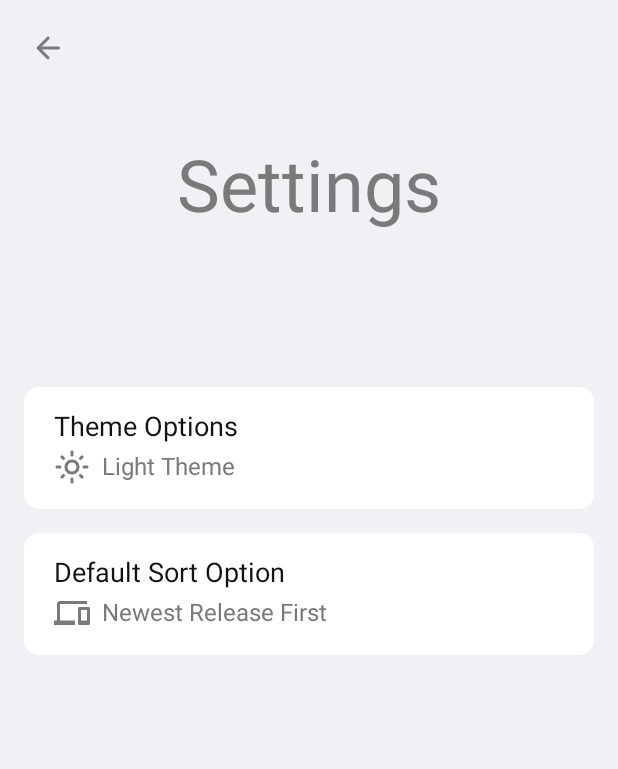
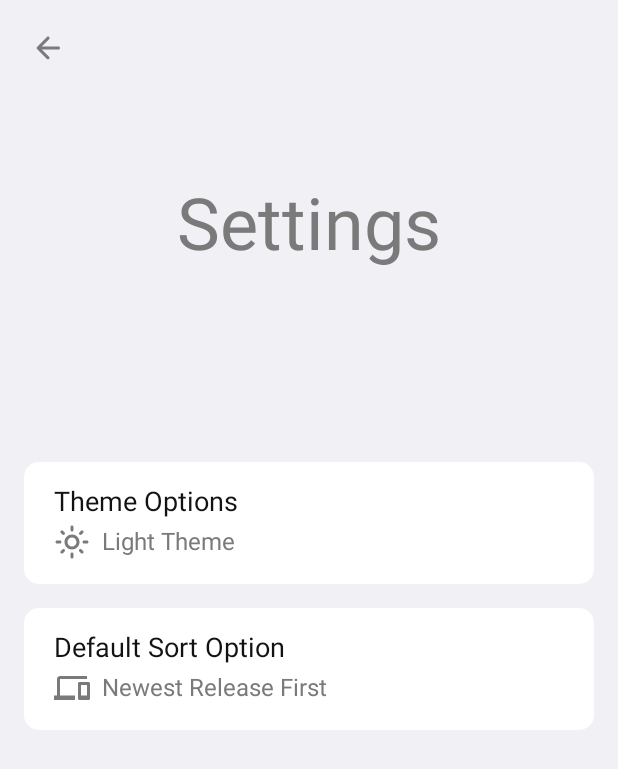
Before and after one commit to ApimorLabs/ThinkRchive, an Android app built with Jetpack Compose: the @Preview function ThinkpadSettingsScreenPrev, on a phone screen of 412 x 824 dp. Shown: the top 769 px of the screen. Run offline under Robolectric (Android 15) with nearby library versions, the phone set to English and light mode, and no system bars; our stand-ins replace accompanist.

Commit message:
add about screen

```diff
--- a/app/src/main/java/work/racka/thinkrchive/ui/components/TopCollapsingToolbar.kt
+++ b/app/src/main/java/work/racka/thinkrchive/ui/components/TopCollapsingToolbar.kt
@@ -13,34 +13,56 @@ import androidx.compose.material.MaterialTheme
 import androidx.compose.material.Text
 import androidx.compose.material.icons.Icons
 import androidx.compose.material.icons.rounded.ArrowBack
-import androidx.compose.runtime.Composable
-import androidx.compose.runtime.LaunchedEffect
-import androidx.compose.runtime.getValue
-import androidx.compose.runtime.remember
+import androidx.compose.runtime.*
 import androidx.compose.ui.Alignment
 import androidx.compose.ui.Modifier
+import androidx.compose.ui.draw.alpha
 import androidx.compose.ui.draw.shadow
+import androidx.compose.ui.graphics.Color
+import androidx.compose.ui.graphics.Shape
 import androidx.compose.ui.graphics.graphicsLayer
 import androidx.compose.ui.res.stringResource
 import androidx.compose.ui.tooling.preview.Preview
+import androidx.compose.ui.unit.Dp
 import androidx.compose.ui.unit.dp
 import com.google.accompanist.insets.statusBarsPadding
 import work.racka.thinkrchive.ui.theme.Dimens
 import work.racka.thinkrchive.ui.theme.ThinkRchiveTheme
 import work.racka.thinkrchive.R
 
+// Collapsing Toolbar that can be used anywhere.
+// It has a back button, default bottom rounded corners
+// & a box scope which holds content centered by default.
 @Composable
 fun TopCollapsingToolbar(
     modifier: Modifier = Modifier,
     toolbarHeading: String,
     onBackButtonPressed: () -> Unit = { },
-    listState: LazyListState
+    listState: LazyListState,
+    contentAlignment: Alignment = Alignment.Center,
+    shape: Shape = RoundedCornerShape(
+        bottomEnd = 20.dp,
+        bottomStart = 20.dp
+    ),
+    backgroundColor: Color = MaterialTheme.colors.surface,
+    toolbarHeight: Dp = 300.dp,
+    content: @Composable BoxScope.() -> Unit
 ) {
     //Scale animation
     val animatedProgress = remember {
         Animatable(initialValue = 0.9f)
     }
-    val scrollDp = 250 - listState.firstVisibleItemScrollOffset
+
+    var offset by remember {
+        mutableStateOf(0)
+    }
+
+    // TODO: Fix Collapsing Toolbar
+    LaunchedEffect(key1 = listState.firstVisibleItemScrollOffset) {
+
+        offset += listState.firstVisibleItemScrollOffset
+    }
+    val scrollDp = 300 - offset
     val animatedCardSize by animateDpAsState(
         targetValue = if (scrollDp <= 100) 100.dp else scrollDp.dp,
         animationSpec = tween(300, easing = LinearOutSlowInEasing)
@@ -78,12 +100,9 @@ fun TopCollapsingToolbar(
                 )
             )
             .background(
-                color = MaterialTheme.colors.surface
+                color = backgroundColor
                     .copy(alpha = animatedTitleAlpha),
-                shape = RoundedCornerShape(
-                    bottomEnd = 20.dp,
-                    bottomStart = 20.dp
-                )
+                shape = shape
             )
     ) {
         Row(
@@ -117,25 +136,11 @@ fun TopCollapsingToolbar(
         Box(
             modifier = Modifier
                 .fillMaxSize()
-                .statusBarsPadding(),
-            contentAlignment = Alignment.Center
-        ) {
-            Text(
-                text = toolbarHeading,
-                color = MaterialTheme.colors.onSurface.copy(
-                    alpha = 1 - animatedTitleAlpha
-                ),
-                style = MaterialTheme.typography.h3,
-                modifier = Modifier
-                    .padding(horizontal = Dimens.SmallPadding.size)
-                    .animateContentSize(
-                        animationSpec = tween(
-                            300,
-                            easing = LinearOutSlowInEasing
-                        )
-                    )
-            )
-        }
+                .statusBarsPadding()
+                .alpha(1 - animatedTitleAlpha),
+            contentAlignment = contentAlignment,
+            content = content
+        )
     }
 }
 
@@ -145,7 +150,22 @@ fun CollapsingToolbarPrev() {
     ThinkRchiveTheme {
         TopCollapsingToolbar(
             toolbarHeading = "Settings",
-            listState = rememberLazyListState()
+            listState = rememberLazyListState(),
+            content = {
+                Text(
+                    text = "Settings",
+                    color = MaterialTheme.colors.onSurface,
+                    style = MaterialTheme.typography.h3,
+                    modifier = Modifier
+                        .padding(horizontal = Dimens.SmallPadding.size)
+                        .animateContentSize(
+                            animationSpec = tween(
+                                300,
+                                easing = LinearOutSlowInEasing
+                            )
+                        )
+                )
+            }
         )
     }
 }
--- a/app/src/main/java/work/racka/thinkrchive/ui/main/screens/ThinkpadListScreen.kt
+++ b/app/src/main/java/work/racka/thinkrchive/ui/main/screens/ThinkpadListScreen.kt
@@ -46,6 +46,8 @@ fun ThinkpadListScreen(
     onSearch: (String) -> Unit = { },
     onSortOptionClicked: (Int) -> Unit = { },
     onSettingsClicked: () -> Unit = { },
+    onAboutClicked: () -> Unit = { },
+    onCheckUpdates: () -> Unit = { },
     currentSortOption: Int,
     thinkpadList: List<Thinkpad>,
     networkLoading: Boolean,
@@ -71,7 +73,9 @@ fun ThinkpadListScreen(
                         onSortOptionClicked(it)
                     },
                     currentSortOption = currentSortOption,
-                    onSettingsClicked = onSettingsClicked
+                    onSettingsClicked = onSettingsClicked,
+                    onCheckUpdates = onCheckUpdates,
+                    onAboutClicked = onAboutClicked
                 )
             },
             sheetState = sheetState,
--- a/app/src/main/java/work/racka/thinkrchive/ui/main/screens/ThinkpadSettingsScreen.kt
+++ b/app/src/main/java/work/racka/thinkrchive/ui/main/screens/ThinkpadSettingsScreen.kt
@@ -1,6 +1,9 @@
 package work.racka.thinkrchive.ui.main.screens
 
 import android.content.res.Configuration
+import androidx.compose.animation.animateContentSize
+import androidx.compose.animation.core.LinearOutSlowInEasing
+import androidx.compose.animation.core.tween
 import androidx.compose.foundation.layout.fillMaxSize
 import androidx.compose.foundation.layout.padding
 import androidx.compose.foundation.lazy.LazyColumn
@@ -9,7 +12,6 @@ import androidx.compose.foundation.lazy.rememberLazyListState
 import androidx.compose.material.*
 import androidx.compose.runtime.Composable
 import androidx.compose.runtime.mutableStateOf
-import androidx.compose.runtime.remember
 import androidx.compose.runtime.rememberCoroutineScope
 import androidx.compose.runtime.saveable.rememberSaveable
 import androidx.compose.ui.Alignment
@@ -19,7 +21,9 @@ import androidx.compose.ui.tooling.preview.Devices
 import androidx.compose.ui.tooling.preview.Preview
 import androidx.compose.ui.unit.dp
 import kotlinx.coroutines.launch
-import work.racka.thinkrchive.ui.components.*
+import work.racka.thinkrchive.ui.components.SettingEntrySheet
+import work.racka.thinkrchive.ui.components.SettingsEntry
+import work.racka.thinkrchive.ui.components.TopCollapsingToolbar
 import work.racka.thinkrchive.ui.theme.Dimens
 import work.racka.thinkrchive.ui.theme.Theme
 import work.racka.thinkrchive.ui.theme.ThinkRchiveTheme
@@ -74,7 +78,23 @@ fun ThinkpadSettingsScreen(
                 TopCollapsingToolbar(
                     toolbarHeading = "Settings",
                     listState = listState,
-                    onBackButtonPressed = onBackButtonPressed
+                    onBackButtonPressed = onBackButtonPressed,
+                    toolbarHeight = 250.dp,
+                    content = {
+                        Text(
+                            text = "Settings",
+                            color = MaterialTheme.colors.onSurface,
+                            style = MaterialTheme.typography.h3,
+                            modifier = Modifier
+                                .padding(horizontal = Dimens.SmallPadding.size)
+                                .animateContentSize(
+                                    animationSpec = tween(
+                                        300,
+                                        easing = LinearOutSlowInEasing
+                                    )
+                                )
+                        )
+                    }
                 )
             }
         ) {
@@ -84,7 +104,7 @@ fun ThinkpadSettingsScreen(
                 horizontalAlignment = Alignment.CenterHorizontally
             ) {
                 item {
-                    val theme = when(currentTheme) {
+                    val theme = when (currentTheme) {
                         1 -> Theme.DARK_THEME
                         2 -> Theme.LIGHT_THEME
                         else -> Theme.FOLLOW_SYSTEM
@@ -106,7 +126,7 @@ fun ThinkpadSettingsScreen(
                     )
                 }
                 item {
-                    val sort = when(currentSortOption) {
+                    val sort = when (currentSortOption) {
                         1 -> Sort.NEW_RELEASE_FIRST
                         2 -> Sort.OLD_RELEASE_FIRST
                         3 -> Sort.LOW_PRICE_FIRST
--- a/app/src/main/java/work/racka/thinkrchive/ui/main/screens/ThinkrchiveScreens.kt
+++ b/app/src/main/java/work/racka/thinkrchive/ui/main/screens/ThinkrchiveScreens.kt
@@ -1,7 +1,10 @@
 package work.racka.thinkrchive.ui.main.screens
 
+// Always make sure every entry here has a unique name
+// These are used as routes for navigation
 enum class ThinkrchiveScreens {
     ThinkpadListScreen,
     ThinkpadDetailsScreen,
-    ThinkpadSettingsScreen;
+    ThinkpadSettingsScreen,
+    ThinkpadAboutScreen;
 }
--- a/app/src/main/res/values/strings.xml
+++ b/app/src/main/res/values/strings.xml
@@ -9,4 +9,5 @@
     <string name="expand_icon">Show More / Show Less</string>
     <string name="settings_icon">Settings</string>
     <string name="close_icon">Close</string>
+    <string name="app_logo">Application Logo</string>
 </resources>
```
Also changed, not shown: app/src/main/java/work/racka/thinkrchive/ui/components/AboutTopSection.kt (added, +111 -0 lines), app/src/main/java/work/racka/thinkrchive/ui/components/BottomSheetContent.kt (+19 -5 lines), app/src/main/java/work/racka/thinkrchive/ui/main/screens/ThinkpadAboutScreen.kt (added, +62 -0 lines), app/src/main/java/work/racka/thinkrchive/ui/navigation/ThinkrchiveNavHost.kt (+35 -4 lines), app/src/main/res/drawable-v24/app_icon.png (deleted), app/src/main/res/drawable/app_icon.png (added).
